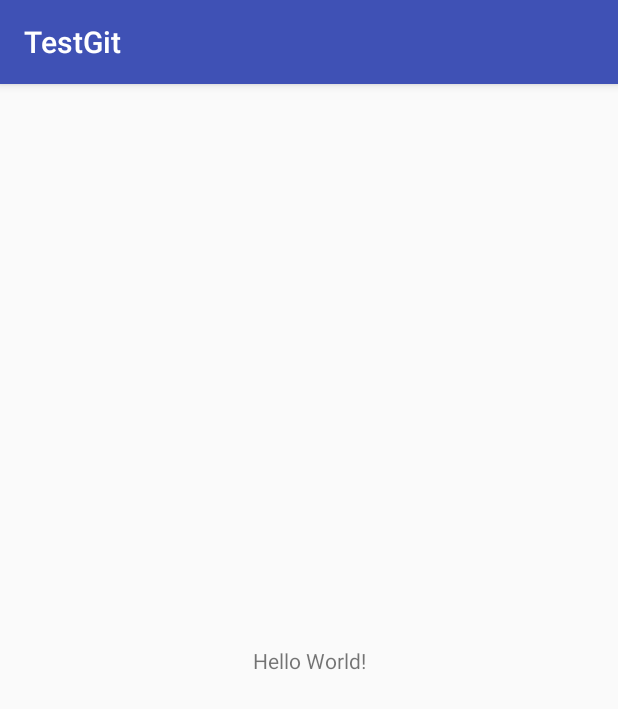
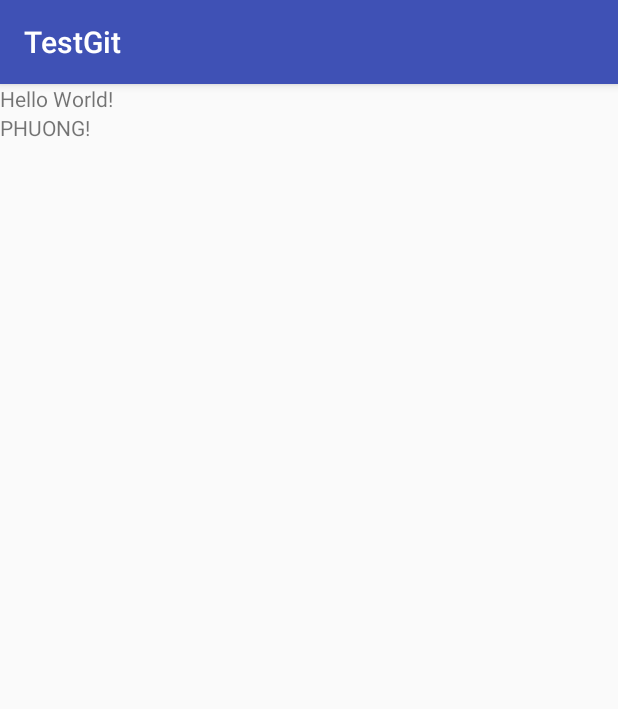
Before and after one commit to phuongpham149/TestGit, an Android app: the screen it shows after launch (MainActivity), on a phone screen of 412 x 824 dp. Shown: the top 709 px of the screen. Run offline under Robolectric (Android 15) with nearby library versions, the phone set to English and light mode, and no system bars.

Commit message:
#1 Android: \nChange layout \nAdd textview

```diff
--- a/app/src/main/res/layout/activity_main.xml
+++ b/app/src/main/res/layout/activity_main.xml
@@ -1,18 +1,19 @@
 <?xml version="1.0" encoding="utf-8"?>
-<android.support.constraint.ConstraintLayout xmlns:android="http://schemas.android.com/apk/res/android"
+<LinearLayout xmlns:android="http://schemas.android.com/apk/res/android"
     xmlns:app="http://schemas.android.com/apk/res-auto"
     xmlns:tools="http://schemas.android.com/tools"
     android:layout_width="match_parent"
     android:layout_height="match_parent"
+    android:orientation="vertical"
     tools:context="com.example.phamthi.testgit.MainActivity">
 
     <TextView
         android:layout_width="wrap_content"
         android:layout_height="wrap_content"
-        android:text="Hello World!"
-        app:layout_constraintBottom_toBottomOf="parent"
-        app:layout_constraintLeft_toLeftOf="parent"
-        app:layout_constraintRight_toRightOf="parent"
-        app:layout_constraintTop_toTopOf="parent" />
+        android:text="Hello World!" />
 
-</android.support.constraint.ConstraintLayout>
+    <TextView
+        android:layout_width="wrap_content"
+        android:layout_height="wrap_content"
+        android:text="PHUONG!" />
+</LinearLayout>
```
